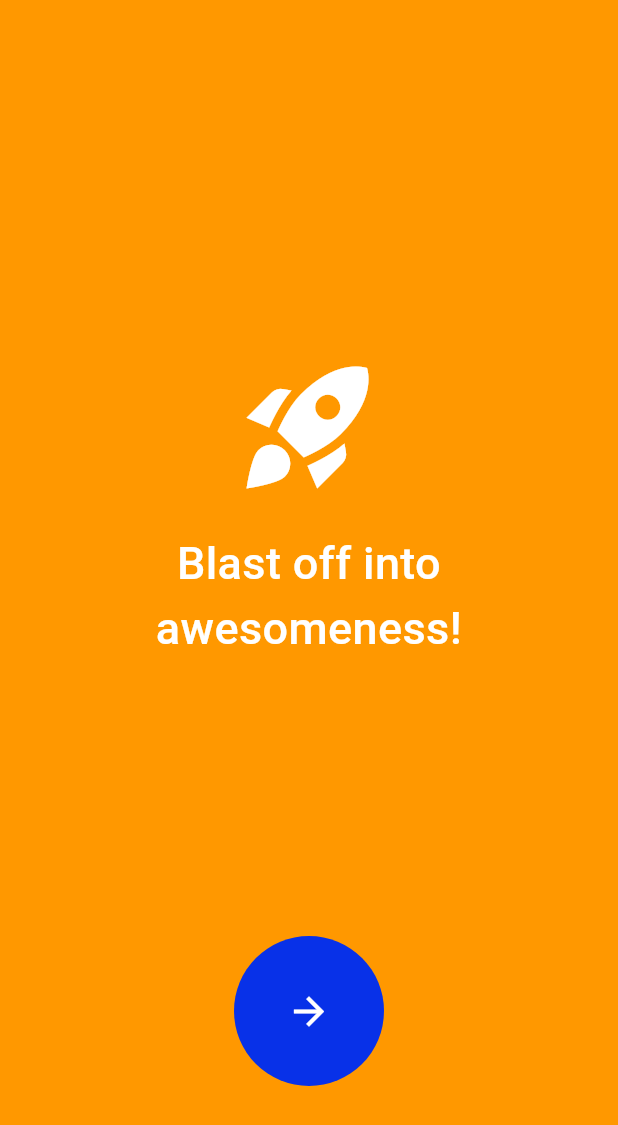
After one commit to OlehChornyi/animations_flutter, a Flutter app: the ProAnimations screen opened directly, after a tap on "Intro Screen", on a phone screen of 412 x 824 dp. The commit adds this screen. Shown: the top 1125 px of the screen. Run offline on Flutter 3.47's test engine with Material 3 defaults, Android fonts, the phone set to English and light mode, and no system bars.

Commit message:
2nd intro screen

```diff
--- a/lib/pages/pro_animations.dart
+++ b/lib/pages/pro_animations.dart
@@ -1,12 +1,5 @@
-import 'package:animations_flutter/layout_animations/1_appbar_search.dart';
-import 'package:animations_flutter/layout_animations/2_scroll_aware_appbar.dart';
-import 'package:animations_flutter/layout_animations/3_custom_appbar.dart';
-import 'package:animations_flutter/layout_animations/4_animated_navbar.dart';
-import 'package:animations_flutter/layout_animations/5_slide_navbar.dart';
-import 'package:animations_flutter/layout_animations/6_animated_widgets.dart';
-import 'package:animations_flutter/layout_animations/7_buttons_with_progress.dart';
-import 'package:animations_flutter/layout_animations/8_floationg_button_animation.dart';
-import 'package:animations_flutter/pro_animations/pro_navbar.dart';
+import 'package:animations_flutter/pro_animations/1_pro_navbar.dart';
+import 'package:animations_flutter/pro_animations/2_intro_screen.dart';
 import 'package:flutter/material.dart';
 
 class ProAnimations extends StatefulWidget {
@@ -34,7 +27,11 @@ class _ProAnimationsState extends State<ProAnimations> {
           children: <Widget>[
             ElevatedButton(
               onPressed: () => navigator(context, const IconRowPage()),
-              child: Text('Pro NavBart'),
+              child: Text('Pro NavBar'),
+            ),
+            ElevatedButton(
+              onPressed: () => navigator(context, const IntroScreen1()),
+              child: Text('Intro Screen'),
             ),
           ],
         ),
--- /dev/null
+++ b/lib/pro_animations/2_intro_screen.dart
@@ -0,0 +1,527 @@
+import 'package:flutter/material.dart';
+
+class IntroItem {
+  final IconData icon;
+  final String description;
+  final Color backgroundColor;
+  final Color textColor;
+
+  IntroItem({
+    required this.icon,
+    required this.description,
+    required this.backgroundColor,
+    required this.textColor,
+  });
+}
+
+class IntroScreen1 extends StatefulWidget {
+  const IntroScreen1({super.key});
+  static List<IntroItem> items = [
+        IntroItem(
+          icon: Icons.rocket_launch,
+          description: 'Blast off into awesomeness!',
+          backgroundColor: Color.fromARGB(255, 8, 49, 232),
+          textColor: Colors.white,
+        ),
+        IntroItem(
+          icon: Icons.emoji_nature,
+          description: 'Unleash your inner unicorn',
+          backgroundColor: Colors.pink,
+          textColor: Colors.black,
+        ),
+        IntroItem(
+          icon: Icons.brightness_7,
+          description: 'Get ready to shine bright',
+          backgroundColor: const Color.fromARGB(255, 2, 2, 2),
+          textColor: Colors.white,
+        ),
+        IntroItem(
+          icon: Icons.auto_awesome,
+          description: 'Become the hero of your story',
+          backgroundColor: Color(0xFFFFE5B4),
+          textColor: Colors.black,
+        ),
+        IntroItem(
+          icon: Icons.auto_fix_high,
+          description: 'Abracadabra! Magic awaits',
+          backgroundColor: Colors.orange,
+          textColor: Colors.white,
+        ),
+      ];
+
+  @override
+  _IntroScreenState1 createState() => _IntroScreenState1();
+}
+
+class _IntroScreenState1 extends State<IntroScreen1>
+    with TickerProviderStateMixin {
+  late AnimationController _animationController;
+  final int _animationDuration = 500;
+  final int _delayDuration = 350;
+
+  late Animation<Offset> _slideOutAnimation;
+  late Animation<Offset> _slideInAnimation;
+  late Animation<double> _fadeOutAnimation;
+  late Animation<double> _fadeInAnimation;
+
+  int _currentIndex = 0;
+  int _nextIndex = 0;
+  bool _isAnimating = false;
+
+  @override
+  void initState() {
+    super.initState();
+    _animationController = AnimationController(
+      vsync: this,
+      duration: Duration(milliseconds: _animationDuration * 2 + _delayDuration),
+    );
+
+    _slideOutAnimation = Tween<Offset>(
+      begin: Offset.zero,
+      end: const Offset(-1.0, 0.0),
+    ).animate(CurvedAnimation(
+      parent: _animationController,
+      curve: const Interval(0.0, 0.4, curve: Curves.easeIn),
+    ));
+
+    _slideInAnimation = Tween<Offset>(
+      begin: const Offset(1.0, 0.0),
+      end: Offset.zero,
+    ).animate(CurvedAnimation(
+      parent: _animationController,
+      curve: Interval(0.4, 0.8, curve: Curves.easeIn),
+    ));
+
+    _fadeOutAnimation = Tween<double>(
+      begin: 1.0,
+      end: 0.5,
+    ).animate(CurvedAnimation(
+      parent: _animationController,
+      curve: const Interval(0.0, 0.4, curve: Curves.easeIn),
+    ));
+
+    _fadeInAnimation = Tween<double>(
+      begin: 0.5,
+      end: 1.0,
+    ).animate(CurvedAnimation(
+      parent: _animationController,
+      curve: Interval(0.4, 0.8, curve: Curves.easeIn),
+    ));
+
+    _animationController.addStatusListener(_handleAnimationStatus);
+  }
+
+  @override
+  void dispose() {
+    _animationController.dispose();
+    super.dispose();
+  }
+
+  void _handleAnimationStatus(AnimationStatus status) {
+    if (status == AnimationStatus.completed) {
+      setState(() {
+        _currentIndex = _nextIndex;
+        _isAnimating = false;
+      });
+      _animationController.reset();
+    }
+  }
+
+  void _nextPage() {
+    if (_isAnimating) return;
+    setState(() {
+      _isAnimating = true;
+      _nextIndex = (_currentIndex + 1) % IntroScreen1.items.length;
+    });
+    _animationController.forward(from: 0.0);
+  }
+
+  @override
+  Widget build(BuildContext context) {
+    return Scaffold(
+      body: Stack(
+        children: [
+          CombinedExpandingCircles3(
+              colors: IntroScreen1.items, onNextClick: _nextPage),
+          SafeArea(
+            child: Column(
+              children: [
+                Expanded(
+                  child: Padding(
+                    padding: EdgeInsets.only(left: 16.0, right: 16.0),
+                    child: Center(
+                      child: Stack(
+                        alignment: Alignment.center,
+                        children: [
+                          _buildContent(IntroScreen1.items[_currentIndex]),
+                          if (_isAnimating)
+                            _buildContent(IntroScreen1.items[_nextIndex]),
+                        ],
+                      ),
+                    ),
+                  ),
+                ),
+                SizedBox(height: 150), // Empty layout at the bottom
+              ],
+            ),
+          ),
+        ],
+      ),
+    );
+  }
+
+  Widget _buildContent(IntroItem item) {
+    return AnimatedBuilder(
+      animation: _animationController,
+      builder: (context, child) {
+        final isCurrentItem = IntroScreen1.items[_currentIndex] == item;
+
+        return SlideTransition(
+          position: _isAnimating
+              ? (isCurrentItem ? _slideOutAnimation : _slideInAnimation)
+              : AlwaysStoppedAnimation(Offset.zero),
+          child: FadeTransition(
+            opacity: _isAnimating
+                ? (isCurrentItem ? _fadeOutAnimation : _fadeInAnimation)
+                : AlwaysStoppedAnimation(1.0),
+            child: child,
+          ),
+        );
+      },
+      child: Center(
+        child: Column(
+          mainAxisAlignment: MainAxisAlignment.center,
+          children: [
+            Icon(
+              item.icon,
+              color: item.textColor,
+              size: 100,
+            ),
+            SizedBox(height: 20),
+            Text(
+              item.description,
+              style: TextStyle(
+                fontSize: 30,
+                fontWeight: FontWeight.w500,
+                color: item.textColor,
+              ),
+              textAlign: TextAlign.center,
+            ),
+          ],
+        ),
+      ),
+    );
+  }
+}
+
+enum AnimationState { initial, expanding, moving, shrinking, completed }
+
+// Color management
+class ColorManager {
+  final List<IntroItem> colors;
+  int _currentIndex = 0;
+
+  ColorManager(this.colors);
+
+  Color get currentColor => colors[_currentIndex].backgroundColor;
+  Color get nextColor =>
+      colors[(_currentIndex + 1) % colors.length].backgroundColor;
+  Color get previousColor =>
+      colors[(_currentIndex - 1 + colors.length) % colors.length]
+          .backgroundColor;
+
+  void advance() {
+    _currentIndex = (_currentIndex + 1) % colors.length;
+  }
+
+  void reverse() {
+    _currentIndex = (_currentIndex - 1 + colors.length) % colors.length;
+  }
+}
+
+class AnimationManager extends ChangeNotifier {
+  AnimationState _state = AnimationState.initial;
+  AnimationState get state => _state;
+
+  void updateState(AnimationState newState) {
+    _state = newState;
+    notifyListeners();
+  }
+}
+
+class CombinedExpandingCircles3 extends StatefulWidget {
+  final List<IntroItem> colors;
+  final Function onNextClick;
+  const CombinedExpandingCircles3(
+      {Key? key, required this.colors, required this.onNextClick});
+
+  @override
+  _CombinedExpandingCirclesState createState() =>
+      _CombinedExpandingCirclesState();
+}
+
+class _CombinedExpandingCirclesState extends State<CombinedExpandingCircles3>
+    with SingleTickerProviderStateMixin {
+  late AnimationManager _animationManager;
+  late ColorManager _colorManager;
+  late AnimationController _controller;
+  late Animation<double> _expandAnimation;
+  late Animation<double> _moveAnimation;
+  late Animation<double> _moveBackAnimation;
+  late Animation<double> _shrinkAnimation;
+  late Animation<double> _cta_circle_grow_animation;
+
+  // int _currentColorSetIndex = 0;
+
+  @override
+  void initState() {
+    super.initState();
+    _controller = AnimationController(
+      duration: const Duration(milliseconds: 1700),
+      vsync: this,
+    );
+
+    _animationManager = AnimationManager();
+    _colorManager = ColorManager(widget.colors);
+
+    _controller.addStatusListener((status) {
+      if (status == AnimationStatus.completed) {
+        _controller.reset();
+        _animationManager.updateState(AnimationState.completed);
+        setState(() {
+          _colorManager.advance();
+        });
+      }
+    });
+
+    _controller.addListener(() {
+      if (_controller.value < 0.5) {
+        _animationManager.updateState(AnimationState.expanding);
+      } else if (_controller.value < 0.6) {
+        _animationManager.updateState(AnimationState.moving);
+      } else {
+        _animationManager.updateState(AnimationState.shrinking);
+      }
+    });
+
+    _expandAnimation = Tween<double>(begin: 0, end: 1).animate(
+      CurvedAnimation(
+        parent: _controller,
+        curve: const Interval(0.0, 0.35, curve: Curves.easeInQuart),
+      ),
+    );
+
+    _moveAnimation = Tween<double>(begin: 0, end: 1).animate(
+      CurvedAnimation(
+        parent: _controller,
+        curve: const Interval(0.30, 0.45, curve: Curves.easeOutQuart),
+      ),
+    );
+
+    _shrinkAnimation = Tween<double>(begin: 0, end: 1).animate(
+      CurvedAnimation(
+        parent: _controller,
+        curve: const Interval(0.3, 0.75, curve: Curves.easeOutQuart),
+      ),
+    );
+
+    _moveBackAnimation = Tween<double>(begin: 0, end: 1).animate(
+      CurvedAnimation(
+        parent: _controller,
+        curve: const Interval(0.7, 1.0, curve: Curves.easeOutQuart),
+      ),
+    );
+
+    _cta_circle_grow_animation = Tween<double>(begin: 0, end: 1).animate(
+      CurvedAnimation(
+        parent: _controller,
+        curve: const Interval(0.8, 0.95, curve: Curves.easeOutQuart),
+      ),
+    );
+  }
+
+  @override
+  void dispose() {
+    _controller.dispose();
+    super.dispose();
+  }
+
+  void _toggleExpansion() {
+    _controller.forward();
+    widget.onNextClick();
+  }
+
+  @override
+  Widget build(BuildContext context) {
+    final size = MediaQuery.of(context).size;
+    // final bottomPadding = MediaQuery.of(context).padding.bottom * 6;
+    final bottomPadding = 150.0;
+    return Scaffold(
+      backgroundColor: Colors.white,
+      body: GestureDetector(
+        onTap: _toggleExpansion,
+        child: AnimatedBuilder(
+          animation: _controller,
+          builder: (context, child) {
+            return CustomPaint(
+              painter: CombinedCirclePainter(
+                expandProgress: _expandAnimation.value,
+                moveProgress: _moveAnimation.value,
+                moveBackProgress: _moveBackAnimation.value,
+                shrinkProgress: _shrinkAnimation.value,
+                ctaGrowProgress: _cta_circle_grow_animation.value,
+                fullScreenSize: size,
+                bottomPadding: bottomPadding,
+                animationManager: _animationManager,
+                currentColor: _colorManager.currentColor,
+                nextColor: _colorManager.nextColor,
+                previousColor: _colorManager.previousColor,
+              ),
+              size: size,
+            );
+          },
+        ),
+      ),
+    );
+  }
+}
+
+class CombinedCirclePainter extends CustomPainter {
+  static double minRadius = 50.0;
+
+  final double expandProgress;
+  final double moveProgress;
+  final double moveBackProgress;
+  final double shrinkProgress;
+  final double ctaGrowProgress;
+  final Size fullScreenSize;
+  final double bottomPadding;
+  final AnimationManager animationManager;
+  final Color currentColor;
+  final Color nextColor;
+  final Color previousColor;
+
+  CombinedCirclePainter({
+    required this.expandProgress,
+    required this.moveProgress,
+    required this.moveBackProgress,
+    required this.shrinkProgress,
+    required this.ctaGrowProgress,
+    required this.fullScreenSize,
+    required this.bottomPadding,
+    required this.animationManager,
+    required this.currentColor,
+    required this.nextColor,
+    required this.previousColor,
+  });
+
+  late final asymmetricPaint = Paint()
+    ..color = currentColor
+    ..style = PaintingStyle.fill;
+
+  late final endCirclePaint = Paint()
+    ..color = previousColor
+    ..style = PaintingStyle.fill;
+
+  late final ctaCirclePaint = Paint()
+    ..color = nextColor
+    ..style = PaintingStyle.fill;
+
+  // function to add expanding pink circle
+  void addExpandingCircle(
+      Canvas canvas, double minRadius, double maxRadius, double bottomY) {
+    final currentRadius = minRadius + (maxRadius - minRadius) * expandProgress;
+    final initialCenterX = fullScreenSize.width / 2;
+    final leftEdgeX = initialCenterX - minRadius;
+    final currentCenterX = leftEdgeX + currentRadius;
+
+    canvas.drawCircle(
+      Offset(currentCenterX, bottomY),
+      currentRadius,
+      asymmetricPaint,
+    );
+  }
+
+  void addShrinkingCircle(
+      Canvas canvas, double minRadius, double maxRadius, double bottomY) {
+    final currentRadius = maxRadius - (maxRadius - minRadius) * shrinkProgress;
+    var currentCenterX =
+        fullScreenSize.width / 2 - currentRadius - (minRadius * moveProgress);
+
+    currentCenterX = currentCenterX + (currentRadius * 2 * moveBackProgress);
+
+    canvas.drawCircle(
+        Offset(currentCenterX, bottomY), currentRadius, endCirclePaint);
+
+    if (ctaGrowProgress > 0) {
+      canvas.drawCircle(Offset(currentCenterX, bottomY),
+          minRadius * ctaGrowProgress, ctaCirclePaint);
+
+      // Draw the icon
+      drawIcon(canvas, currentCenterX, bottomY);
+    }
+  }
+
+  // create a new function to draw the icon in the middle of this circle
+  void drawIcon(Canvas canvas, double currentCenterX, double bottomY) {
+    final iconPainter = TextPainter(
+      text: TextSpan(
+        text: String.fromCharCode(Icons.arrow_forward.codePoint),
+        style: TextStyle(
+          fontSize: 30,
+          fontFamily: Icons.arrow_forward.fontFamily,
+          color: Colors.white,
+        ),
+      ),
+      textDirection: TextDirection.ltr,
+    );
+
+    iconPainter.layout();
+    iconPainter.paint(
+      canvas,
+      Offset(
+        currentCenterX - iconPainter.width / 2,
+        bottomY - iconPainter.height / 2,
+      ),
+    );
+  }
+
+  @override
+  void paint(Canvas canvas, Size size) {
+    // Draw full screen pink background when expand is complete
+    if (expandProgress >= 0.4) {
+      canvas.drawRect(
+          Rect.fromLTWH(0, 0, size.width, size.height), asymmetricPaint);
+    } else {
+      canvas.drawRect(
+          Rect.fromLTWH(0, 0, size.width, size.height), endCirclePaint);
+    }
+
+    // Constants
+    final maxRadius = fullScreenSize.width * 10 + fullScreenSize.height * 10;
+    final bottomY = fullScreenSize.height - bottomPadding;
+
+    if (moveProgress >= 0.99) {
+      addExpandingCircle(canvas, minRadius, maxRadius, bottomY);
+      addShrinkingCircle(canvas, minRadius, maxRadius, bottomY);
+    } else {
+      addShrinkingCircle(canvas, minRadius, maxRadius, bottomY);
+      addExpandingCircle(canvas, minRadius, maxRadius, bottomY);
+    }
+
+    // Always draw the icon at the final position
+    if (animationManager._state == AnimationState.completed ||
+        animationManager._state == AnimationState.initial) {
+      final finalCenterX = fullScreenSize.width / 2;
+      drawIcon(canvas, finalCenterX, bottomY);
+    }
+  }
+
+  @override
+  bool shouldRepaint(CombinedCirclePainter oldDelegate) =>
+      expandProgress != oldDelegate.expandProgress ||
+      moveProgress != oldDelegate.moveProgress ||
+      moveBackProgress != oldDelegate.moveBackProgress ||
+      shrinkProgress != oldDelegate.shrinkProgress ||
+      ctaGrowProgress != oldDelegate.ctaGrowProgress;
+}
```
